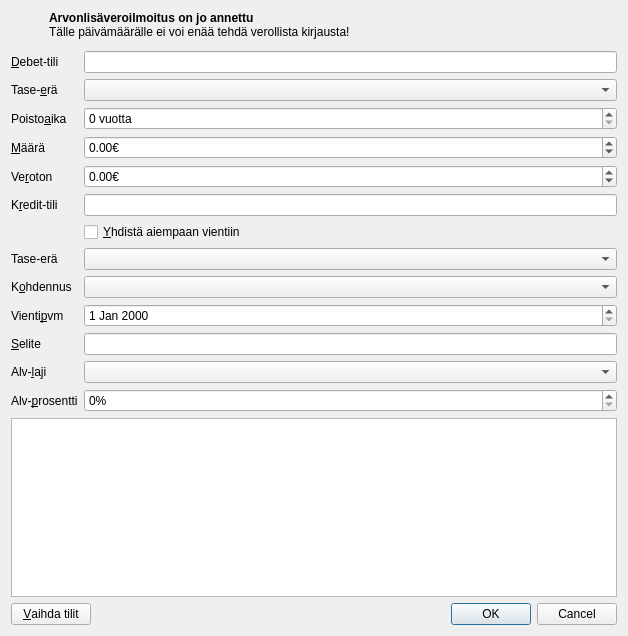
First picture: the form in kitupiikki/kirjaus/kirjausapuridialog.ui, repository artoh/kitupiikki, before the edit.
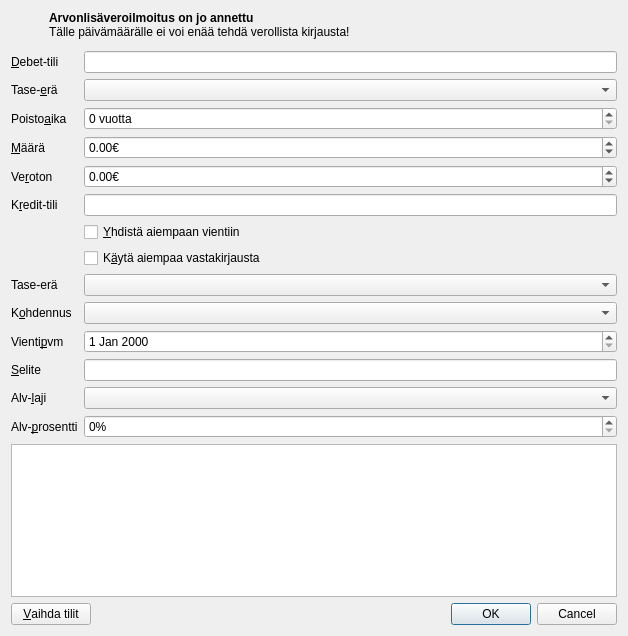
Second picture: the form after the edit. Icons and pictures are not drawn. Custom widgets are drawn as their Qt base class.

The edit to the form file:
```diff
--- a/kitupiikki/kirjaus/kirjausapuridialog.ui
+++ b/kitupiikki/kirjaus/kirjausapuridialog.ui
@@ -134,7 +134,7 @@
      <item row="5" column="1">
       <widget class="TilinvalintaLine" name="vastatiliEdit"/>
      </item>
-     <item row="8" column="0">
+     <item row="9" column="0">
       <widget class="QLabel" name="kohdennusLabel">
        <property name="text">
         <string>K&amp;ohdennus</string>
@@ -144,10 +144,10 @@
        </property>
       </widget>
      </item>
-     <item row="8" column="1">
+     <item row="9" column="1">
       <widget class="QComboBox" name="kohdennusCombo"/>
      </item>
-     <item row="9" column="0">
+     <item row="10" column="0">
       <widget class="QLabel" name="label_6">
        <property name="text">
         <string>Vienti&amp;pvm</string>
@@ -157,10 +157,10 @@
        </property>
       </widget>
      </item>
-     <item row="9" column="1">
+     <item row="10" column="1">
       <widget class="QDateEdit" name="pvmDate"/>
      </item>
-     <item row="10" column="0">
+     <item row="11" column="0">
       <widget class="QLabel" name="label_7">
        <property name="text">
         <string>&amp;Selite</string>
@@ -170,10 +170,10 @@
        </property>
       </widget>
      </item>
-     <item row="10" column="1">
+     <item row="11" column="1">
       <widget class="QLineEdit" name="seliteEdit"/>
      </item>
-     <item row="11" column="0">
+     <item row="12" column="0">
       <widget class="QLabel" name="alvlajiLabel">
        <property name="text">
         <string>Alv-&amp;laji</string>
@@ -183,10 +183,10 @@
        </property>
       </widget>
      </item>
-     <item row="11" column="1">
+     <item row="12" column="1">
       <widget class="QComboBox" name="alvCombo"/>
      </item>
-     <item row="12" column="0">
+     <item row="13" column="0">
       <widget class="QLabel" name="alvprossaLabel">
        <property name="text">
         <string>Alv-&amp;prosentti</string>
@@ -196,7 +196,7 @@
        </property>
       </widget>
      </item>
-     <item row="12" column="1">
+     <item row="13" column="1">
       <widget class="QSpinBox" name="alvSpin">
        <property name="suffix">
         <string>%</string>
@@ -206,7 +206,7 @@
        </property>
       </widget>
      </item>
-     <item row="7" column="0">
+     <item row="8" column="0">
       <widget class="QLabel" name="vastaTaseEraLabel">
        <property name="text">
         <string>Tase-erä</string>
@@ -216,7 +216,7 @@
        </property>
       </widget>
      </item>
-     <item row="7" column="1">
+     <item row="8" column="1">
       <widget class="QComboBox" name="vastaTaseEraCombo"/>
      </item>
      <item row="2" column="0">
@@ -246,6 +246,13 @@
        </property>
       </widget>
      </item>
+     <item row="7" column="1">
+      <widget class="QCheckBox" name="vastaCheck">
+       <property name="text">
+        <string>K&amp;äytä aiempaa vastakirjausta</string>
+       </property>
+      </widget>
+     </item>
     </layout>
    </item>
    <item>
```
